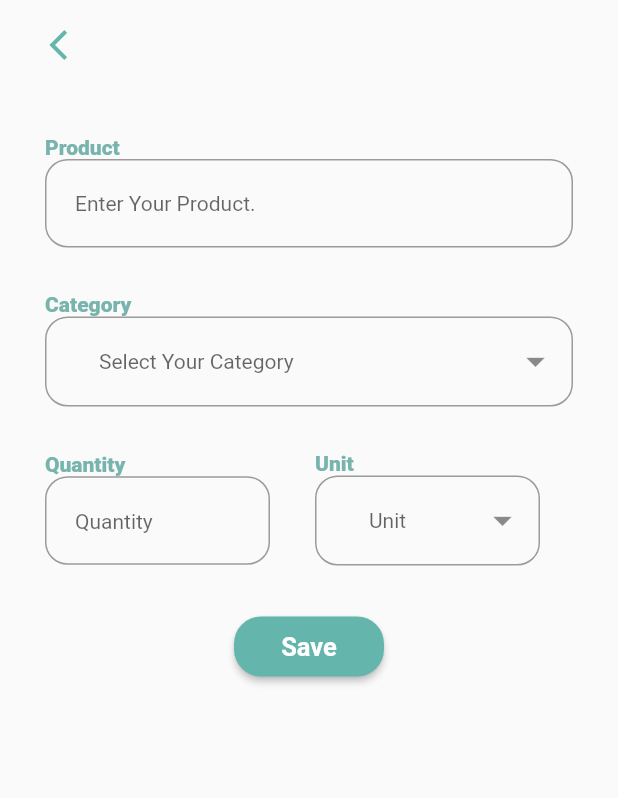
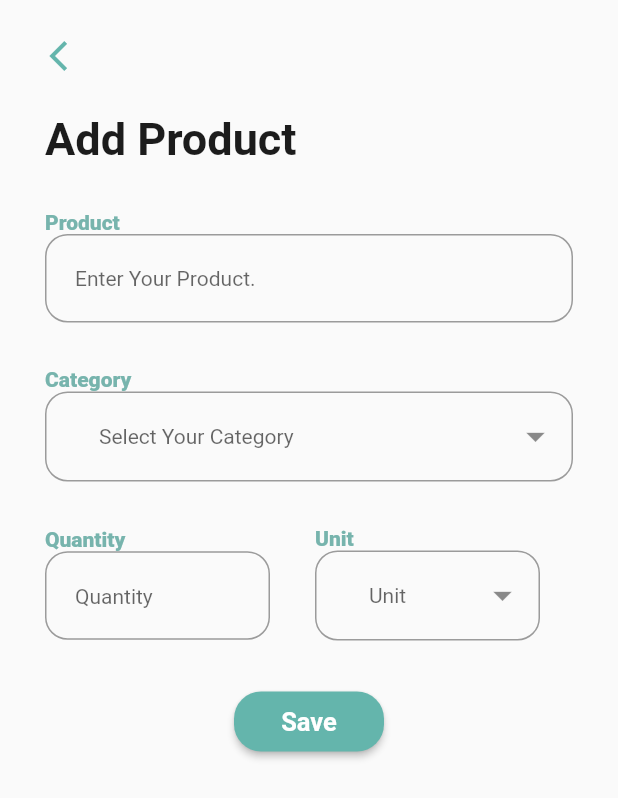
Before and after one commit to Gift-Phutatham/fridgey, a Flutter app: the DataEntry screen opened directly, on a phone screen of 412 x 824 dp. Shown: the top 798 px of the screen. Run offline on Flutter 3.47's test engine with Material 2 defaults, Android fonts, the phone set to English and light mode, and no system bars; our stand-ins replace dropdown_button2, sqflite; accounts and stored records are empty.

Commit message:
prettify data entry

```diff
--- a/lib/components/data_entry.dart
+++ b/lib/components/data_entry.dart
@@ -31,7 +31,7 @@ class _DataEntryState extends State<DataEntry> {
       appBar: AppBar(
         backgroundColor: Colors.transparent,
         elevation: 0,
-        toolbarHeight: 60,
+        toolbarHeight: 75,
         leading: Container(
           margin: const EdgeInsets.only(left: 25),
           child: IconButton(
@@ -51,7 +51,16 @@ class _DataEntryState extends State<DataEntry> {
         child: Padding(
           padding: const EdgeInsets.symmetric(horizontal: 30),
           child: Column(
+            crossAxisAlignment: CrossAxisAlignment.start,
             children: [
+              const Text(
+                'Add Product',
+                style: TextStyle(
+                  color: kTextColor2,
+                  fontSize: 30,
+                  fontWeight: FontWeight.bold,
+                ),
+              ),
               getProductTextFormField(
                 'Product',
                 _productName,
```
